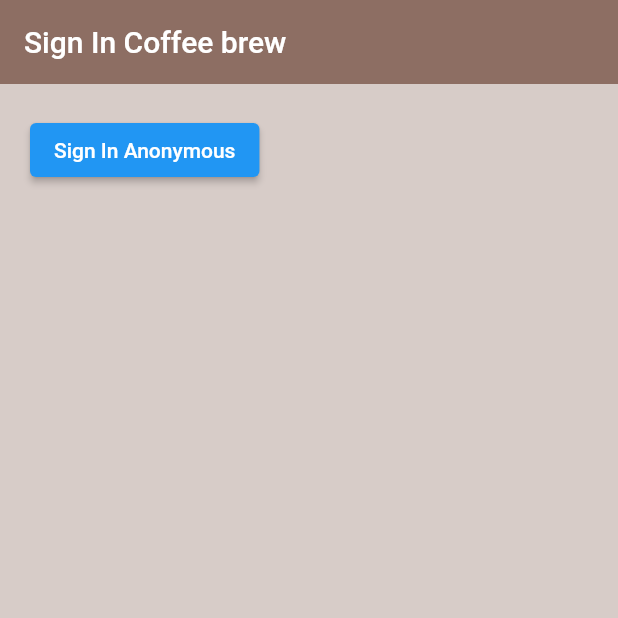
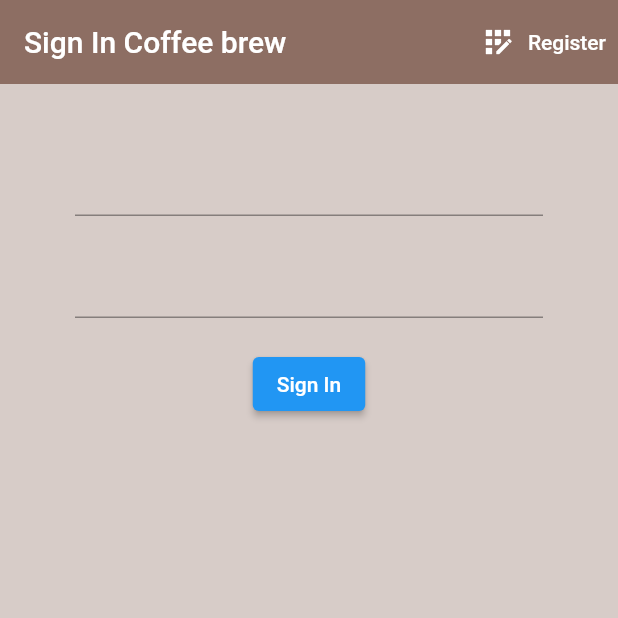
Before and after one commit to subhanassiddik/coffee-brew, a Flutter app: the screen it shows after launch, on a phone screen of 412 x 824 dp, the top half of it. Run offline on Flutter 3.47's test engine with Material 2 defaults, Android fonts, the phone set to English and light mode, and no system bars; our stand-ins replace firebase_auth, firebase_core; accounts and stored records are empty.

Commit message:
register with email and password

```diff
--- a/coffe_brew/lib/screens/authenticate/authenticate.dart
+++ b/coffe_brew/lib/screens/authenticate/authenticate.dart
@@ -1,3 +1,4 @@
+import 'package:coffe_brew/screens/authenticate/register.dart';
 import 'package:coffe_brew/screens/authenticate/sign_in.dart';
 import 'package:flutter/cupertino.dart';
 
@@ -9,8 +10,19 @@ class Authenticate extends StatefulWidget {
 }
 
 class _AuthenticateState extends State<Authenticate> {
+  bool showSignIn = true;
+  void toggleView() {
+    setState(() {
+      showSignIn = !showSignIn;
+    });
+  }
+
   @override
   Widget build(BuildContext context) {
-    return const SignIn();
+    if (showSignIn) {
+      return SignIn(toggleView: toggleView);
+    } else {
+      return Register(toggleView: toggleView);
+    }
   }
 }
--- a/coffe_brew/lib/screens/authenticate/sign_in.dart
+++ b/coffe_brew/lib/screens/authenticate/sign_in.dart
@@ -2,7 +2,8 @@ import 'package:coffe_brew/services/auth.dart';
 import 'package:flutter/material.dart';
 
 class SignIn extends StatefulWidget {
-  const SignIn({Key? key}) : super(key: key);
+  final Function toggleView;
+  const SignIn({Key? key, required this.toggleView}) : super(key: key);
 
   @override
   _SignInState createState() => _SignInState();
@@ -10,29 +11,66 @@ class SignIn extends StatefulWidget {
 
 class _SignInState extends State<SignIn> {
   final AuthService _auth = AuthService();
+  String? email;
+  String? password;
+
+  final _formKey = GlobalKey<FormState>();
 
   @override
   Widget build(BuildContext context) {
     return Scaffold(
         backgroundColor: Colors.brown[100],
         appBar: AppBar(
+          actions: [
+            TextButton.icon(
+                style: TextButton.styleFrom(
+                  primary: Colors.white, // foreground
+                ),
+                onPressed: () {
+                  widget.toggleView();
+                },
+                icon: const Icon(Icons.app_registration),
+                label: const Text('Register'))
+          ],
           backgroundColor: Colors.brown[400],
           elevation: 0.0,
           title: const Text('Sign In Coffee brew'),
         ),
         body: Container(
-          padding: const EdgeInsets.symmetric(horizontal: 20.0, vertical: 20.0),
-          child: ElevatedButton(
+            padding:
+                const EdgeInsets.symmetric(horizontal: 50.0, vertical: 20.0),
+            child: Form(
+                key: _formKey,
+                child: Column(children: [
+                  const SizedBox(height: 20),
+                  TextFormField(
+                      validator: (value) =>
+                          value!.isEmpty ? 'Enter email addres' : null,
+                      onChanged: (value) {
+                        setState(() {
+                          email = value;
+                        });
+                      }),
+                  const SizedBox(height: 20),
+                  TextFormField(
+                      validator: (value) => value!.length < 6
+                          ? 'Enter more than 6 character'
+                          : null,
+                      obscureText: true,
+                      onChanged: (value) {
+                        setState(() {
+                          password = value;
+                        });
+                      }),
+                  const SizedBox(height: 20),
+                  ElevatedButton(
                       onPressed: () async {
-                dynamic result = await _auth.signInAnon();
-                if (result == null) {
-                  print('Error sign in');
-                } else {
-                  print('sign in');
-                  print(result.uid);
+                        if (_formKey.currentState!.validate()) {
+                          print(email);
+                          print(password);
                         }
                       },
-              child: const Text('Sign In Anonymous'))),
-    );
+                      child: const Text('Sign In'))
+                ]))));
   }
 }
--- a/coffe_brew/lib/screens/home/home.dart
+++ b/coffe_brew/lib/screens/home/home.dart
@@ -18,7 +18,7 @@ class Home extends StatelessWidget {
               onPressed: () async {
                 await _auth.logOut();
               },
-              icon: Icon(Icons.logout)),
+              icon: const Icon(Icons.logout)),
         ],
       ),
     );
--- a/coffe_brew/lib/screens/wrapper.dart
+++ b/coffe_brew/lib/screens/wrapper.dart
@@ -11,7 +11,7 @@ class Wrapper extends StatelessWidget {
   Widget build(BuildContext context) {
     final UserData? user = Provider.of<UserData?>(context);
     if (user == null) {
-      return Authenticate();
+      return const Authenticate();
     } else {
       return Home();
     }
```
Also changed, not shown: coffe_brew/lib/screens/authenticate/register.dart (added, +89 -0 lines), coffe_brew/lib/services/auth.dart (+13 -0 lines). Lines whose indentation alone changed are shown as unchanged.
